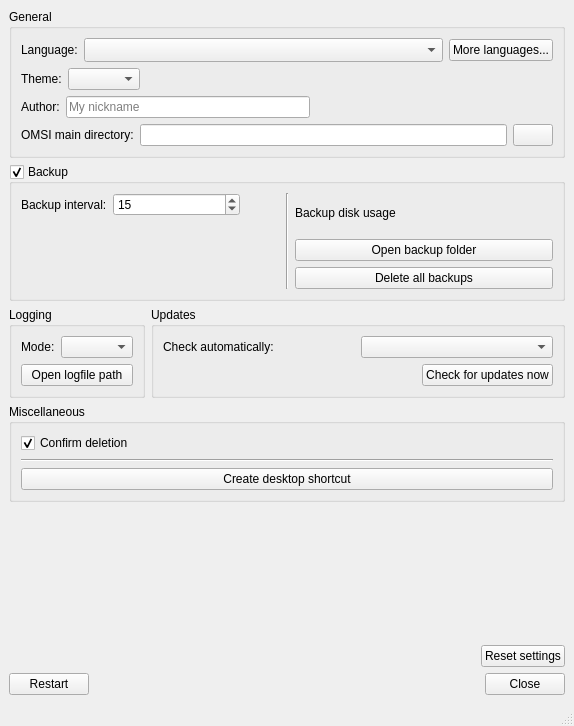
The window that wsettings.ui (pietr26/OMSI-Tools) describes before a commit, drawn with Qt 5.
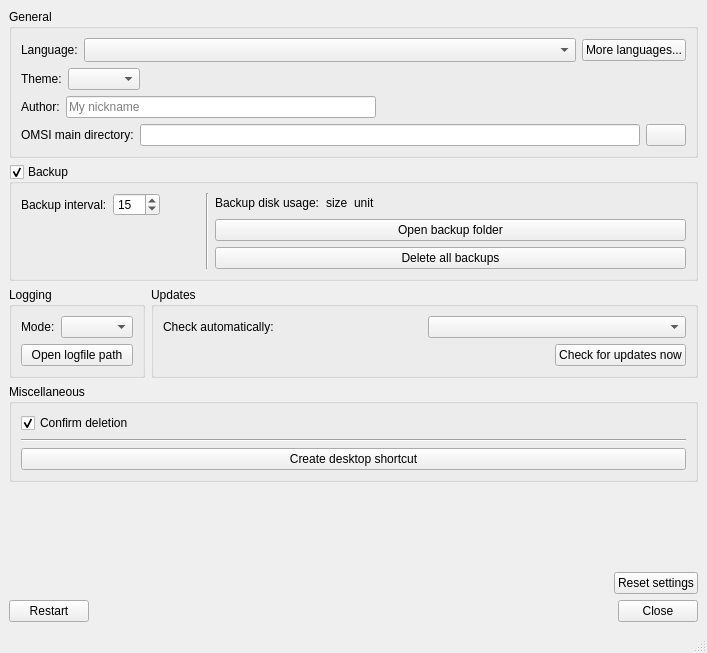
The same window after the commit. Icons and pictures are not drawn.

Commit message: Live language translation in settings, improved disk calculator

```diff
--- a/wsettings.ui
+++ b/wsettings.ui
@@ -9,8 +9,8 @@
    <rect>
     <x>0</x>
     <y>0</y>
-    <width>574</width>
-    <height>726</height>
+    <width>707</width>
+    <height>653</height>
    </rect>
   </property>
   <property name="windowTitle">
@@ -189,7 +189,7 @@
       <property name="checkable">
        <bool>true</bool>
       </property>
-      <layout class="QHBoxLayout" name="horizontalLayout_5">
+      <layout class="QHBoxLayout" name="horizontalLayout_13">
        <item>
         <layout class="QVBoxLayout" name="verticalLayout">
          <item>
@@ -278,11 +278,42 @@
        <item>
         <layout class="QVBoxLayout" name="verticalLayout_6">
          <item>
-          <widget class="QLabel" name="lblDiskUsage">
-           <property name="text">
-            <string>Backup disk usage</string>
-           </property>
-          </widget>
+          <layout class="QHBoxLayout" name="horizontalLayout_5">
+           <item>
+            <widget class="QLabel" name="lblDiskUsage">
+             <property name="text">
+              <string>Backup disk usage:</string>
+             </property>
+            </widget>
+           </item>
+           <item>
+            <widget class="QLabel" name="lblDiskUsageSize">
+             <property name="text">
+              <string>size</string>
+             </property>
+            </widget>
+           </item>
+           <item>
+            <widget class="QLabel" name="lblDiskUsageUnit">
+             <property name="text">
+              <string>unit</string>
+             </property>
+            </widget>
+           </item>
+           <item>
+            <spacer name="horizontalSpacer_5">
+             <property name="orientation">
+              <enum>Qt::Horizontal</enum>
+             </property>
+             <property name="sizeHint" stdset="0">
+              <size>
+               <width>40</width>
+               <height>20</height>
+              </size>
+             </property>
+            </spacer>
+           </item>
+          </layout>
          </item>
          <item>
           <widget class="QPushButton" name="btnOpenBackupFolder">
```
Left out of the diff: 2 changed lines with no effect on the pictures. The commit also changes 4 other files.
